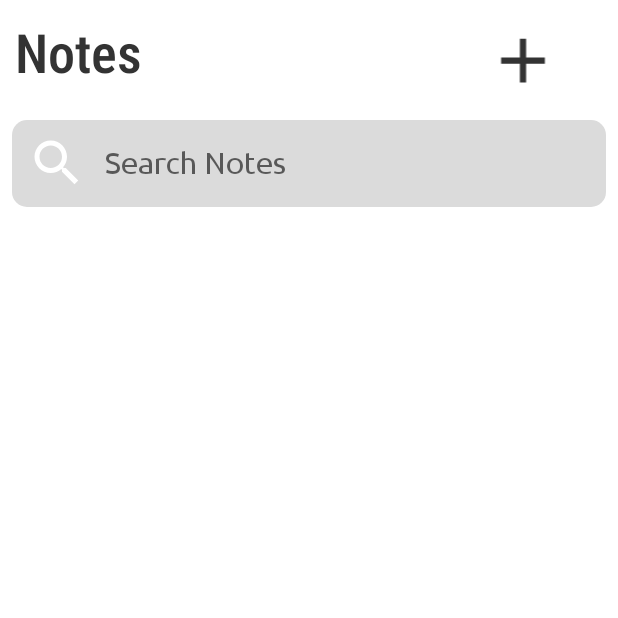
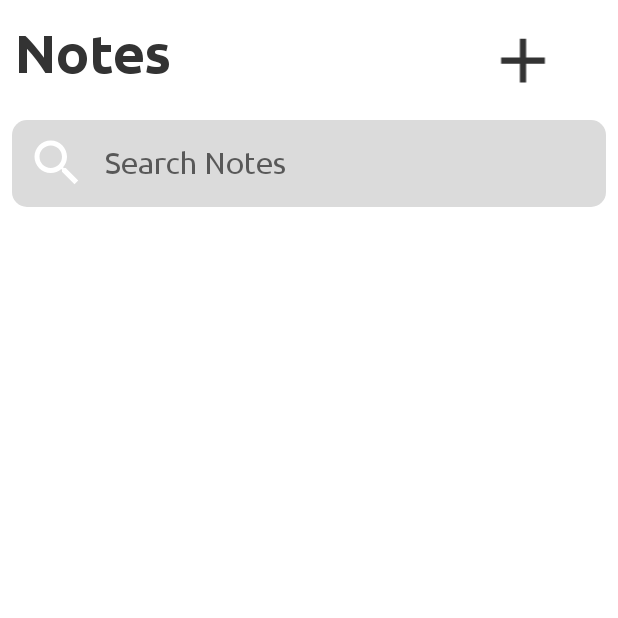
Before and after one commit to ETS-Android3/Plato-AndroidApp, an Android app: the screen it shows after launch (MainActivity), item 4 of the bottom bar chosen, on a phone screen of 412 x 824 dp, the top half of it. Run offline under Robolectric (Android 15) with nearby library versions, the phone set to English and light mode, and no system bars; our stand-ins replace navigation-ui.

Commit message:
'+ Btn on Notes page working

```diff
--- a/app/src/main/java/com/example/plato/MainActivity.java
+++ b/app/src/main/java/com/example/plato/MainActivity.java
@@ -1,7 +1,11 @@
 package com.example.plato;
 
+import android.content.Intent;
+import android.media.Image;
 import android.os.Bundle;
 import android.view.MenuItem;
+import android.view.View;
+import android.widget.ImageView;
 
 import com.google.android.material.bottomnavigation.BottomNavigationView;
 
@@ -16,10 +20,13 @@ import androidx.navigation.ui.NavigationUI;
 
 public class MainActivity extends AppCompatActivity {
 
+    public static final int REQUEST_CODE_ADD_NOTE = 1;
+
     @Override
     protected void onCreate(Bundle savedInstanceState) {
         super.onCreate(savedInstanceState);
         setContentView(R.layout.activity_main);
+
         BottomNavigationView navbar = findViewById(R.id.navbar);
         navbar.setOnNavigationItemSelectedListener(new BottomNavigationView.OnNavigationItemSelectedListener() {
             @Override
@@ -50,6 +57,7 @@ public class MainActivity extends AppCompatActivity {
                 return false;
             }
         });
+
     }
     void openFragment(Fragment fragment){
         FragmentTransaction fragmentTransaction = getSupportFragmentManager().beginTransaction();
--- a/app/src/main/java/com/example/plato/Notes.java
+++ b/app/src/main/java/com/example/plato/Notes.java
@@ -1,5 +1,6 @@
 package com.example.plato;
 
+import android.content.Intent;
 import android.os.Bundle;
 
 import androidx.fragment.app.Fragment;
@@ -7,13 +8,16 @@ import androidx.fragment.app.Fragment;
 import android.view.LayoutInflater;
 import android.view.View;
 import android.view.ViewGroup;
+import android.widget.ImageView;
 
 /**
  * A simple {@link Fragment} subclass.
  * Use the {@link Notes#newInstance} factory method to
  * create an instance of this fragment.
  */
-public class Notes extends Fragment {
+public class Notes extends Fragment{
+
+    public static final int REQUEST_CODE_ADD_NOTE = 1;
 
     // TODO: Rename parameter arguments, choose names that match
     // the fragment initialization parameters, e.g. ARG_ITEM_NUMBER
@@ -58,7 +62,20 @@ public class Notes extends Fragment {
     @Override
     public View onCreateView(LayoutInflater inflater, ViewGroup container,
                              Bundle savedInstanceState) {
-        // Inflate the layout for this fragment
-        return inflater.inflate(R.layout.fragment_notes, container, false);
+
+        View v = inflater.inflate(R.layout.fragment_notes, container, false);
+
+        ImageView imageAddNoteMain = v.findViewById(R.id.imageAddNoteMain);
+        imageAddNoteMain.setOnClickListener(new View.OnClickListener(){
+
+            @Override
+            public void onClick(View v) {
+                startActivityForResult(
+                        new Intent(getActivity(), CreateNoteActivity.class),REQUEST_CODE_ADD_NOTE
+                );
+            }
+        });
+
+        return v;
     }
 }
--- a/app/src/main/res/layout/fragment_notes.xml
+++ b/app/src/main/res/layout/fragment_notes.xml
@@ -8,6 +8,7 @@
     tools:context=".Notes">
 
     <LinearLayout
+        android:id="@+id/noteLayout"
         android:layout_width="match_parent"
         android:layout_height="50dp"
         android:layout_marginTop="15dp"
@@ -26,11 +27,11 @@
             android:text="@string/my_notes"
             android:textColor="@color/colorDefaultNoteColor"
             android:textSize="36sp"
-            app:fontFamily="sans-serif-condensed-medium"
+            app:fontFamily="@font/ubuntu_bold"
             app:layout_constraintTop_toTopOf="parent" />
 
         <ImageView
-            android:id="@+id/add"
+            android:id="@+id/imageAddNoteMain"
             android:layout_width="match_parent"
             android:layout_height="match_parent"
             android:contentDescription="@string/notes_title"
@@ -83,11 +84,11 @@
         android:layout_width="match_parent"
         android:layout_height="0dp"
         android:layout_marginStart="4dp"
-        android:layout_marginEnd="15dp"
+        android:layout_marginEnd="4dp"
         android:clipToPadding="false"
-        app:paddingStart="0dp"
-        app:paddingEnd="12dp"
-        app:paddingBottom="12dp"
-        app:layout_constraintBottom_toTopOf="@id/navbar"
+        android:paddingStart="10dp"
+        android:paddingEnd="12dp"
+        android:paddingBottom="12dp"
+        app:layout_constraintBottom_toTopOf="@id/parent"
         app:layout_constraintTop_toBottomOf="@id/layoutSearch" />
 </FrameLayout>
--- a/app/src/main/res/values/strings.xml
+++ b/app/src/main/res/values/strings.xml
@@ -7,7 +7,8 @@
     <string name="hello_blank_fragment">Hello blank fragment</string>
 
     <!-- Notes Page-->
-    <string name="notes_title">My Notes</string>
+    <string name="notes_title">Note Title</string>
     <string name="my_notes">Notes</string>
     <string name="search_notes">Search Notes</string>
+    <string name="type_note_title">Type note here...</string>
 </resources>
```
Also changed, not shown: app/src/main/AndroidManifest.xml (+12 -1 lines), app/src/main/java/com/example/plato/CreateNoteActivity.java (added, +24 -0 lines), app/src/main/res/drawable/background_done_button.xml (added, +9 -0 lines), app/src/main/res/drawable/background_subtitle_indicator.xml (added, +8 -0 lines), app/src/main/res/drawable/ic_back.xml (added, +10 -0 lines), app/src/main/res/drawable/ic_done.xml (added, +10 -0 lines), app/src/main/res/layout/activity_create_note.xml (added, +103 -0 lines).
